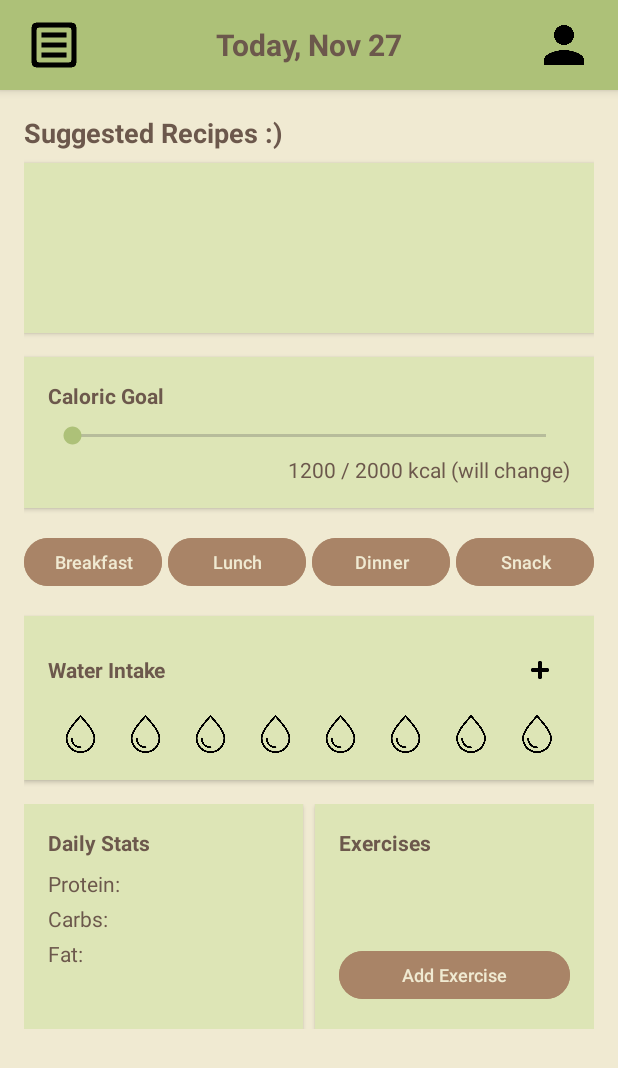
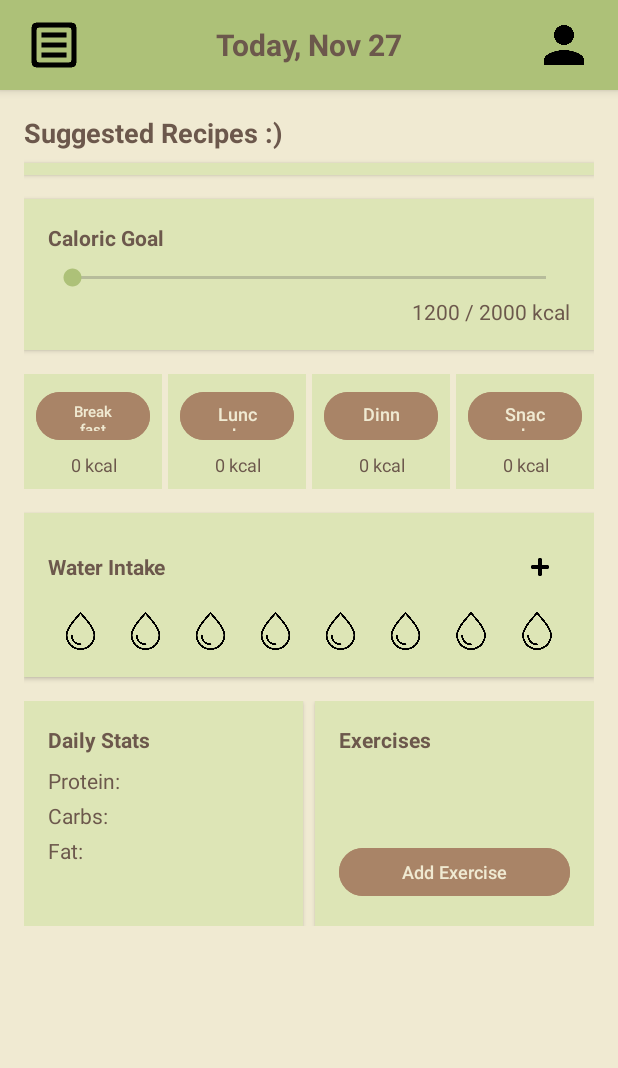
Before and after one commit to Omieron/NutritionTrackingApp, an Android app: the screen it shows after launch (MainActivity), on a phone screen of 412 x 824 dp. Shown: the top 1068 px of the screen. Run offline under Robolectric (Android 15) with nearby library versions, the phone set to English and light mode, and no system bars; 1 statement that could not run was skipped.

Commit message:
Update activity_main.xml
semi fixed activity main

```diff
--- a/app/src/main/res/layout/activity_main.xml
+++ b/app/src/main/res/layout/activity_main.xml
@@ -64,6 +64,7 @@
             android:layout_height="wrap_content"
             android:orientation="vertical">
 
+            <!-- Suggested Recipes Section -->
             <TextView
                 android:layout_width="wrap_content"
                 android:layout_height="wrap_content"
@@ -76,14 +77,15 @@
             <androidx.recyclerview.widget.RecyclerView
                 android:id="@+id/recipeRecyclerView"
                 android:layout_width="match_parent"
-                android:layout_height="113dp"
+                android:layout_height="wrap_content"
                 android:layout_marginBottom="16dp"
                 android:background="@color/Pale_Sage_Green"
                 android:elevation="2dp"
-                android:minHeight="120dp"
-                android:padding="8dp" />
+                android:clipToPadding="false"
+                android:paddingHorizontal="8dp"
+                android:paddingVertical="4dp" />
 
-            <!-- Calorie Progress -->
+            <!-- Calorie Progress Section -->
             <LinearLayout
                 android:id="@+id/calorieSection"
                 android:layout_width="match_parent"
@@ -115,64 +117,167 @@
                     android:layout_height="wrap_content"
                     android:layout_gravity="end"
                     android:layout_marginTop="4dp"
-                    android:text="1200 / 2000 kcal (will change)"
+                    android:text="1200 / 2000 kcal"
                     android:textColor="@color/Deep_Mocha_Brown" />
             </LinearLayout>
 
-            <!-- Buttons -->
-
+            <!-- Meal Sections -->
             <LinearLayout
                 android:layout_width="match_parent"
                 android:layout_height="wrap_content"
-                android:layout_marginBottom="16dp"
-                android:orientation="horizontal">
+                android:orientation="horizontal"
+                android:layout_marginBottom="16dp">
+
+                <!-- Breakfast Section -->
+                <LinearLayout
+                    android:layout_width="0dp"
+                    android:layout_height="wrap_content"
+                    android:layout_weight="1"
+                    android:layout_marginEnd="4dp"
+                    android:background="@color/Pale_Sage_Green"
+                    android:orientation="vertical"
+                    android:padding="8dp">
 
                     <Button
                         android:id="@+id/breakfastButton"
-                    android:layout_width="0dp"
+                        android:layout_width="match_parent"
                         android:layout_height="40dp"
-                    android:layout_marginEnd="4dp"
-                    android:layout_weight="1"
                         android:backgroundTint="@color/Warm_Taupe_Brown"
                         android:text="@string/breakfast_text"
-                    android:textSize="12sp"
-                    android:padding="0dp"
-                    android:textColor="@color/Soft_Eggshell_White" />
+                        android:textColor="@color/Soft_Eggshell_White"
+                        android:textSize="10sp" />
+
+                    <androidx.recyclerview.widget.RecyclerView
+                        android:id="@+id/breakfastRecyclerView"
+                        android:layout_width="match_parent"
+                        android:layout_height="wrap_content"
+                        android:layout_marginTop="8dp"
+                        android:minHeight="80dp"
+                        android:visibility="gone" />
+
+                    <TextView
+                        android:id="@+id/breakfastCalories"
+                        android:layout_width="match_parent"
+                        android:layout_height="wrap_content"
+                        android:layout_marginTop="4dp"
+                        android:text="0 kcal"
+                        android:textAlignment="center"
+                        android:textColor="@color/Deep_Mocha_Brown"
+                        android:textSize="12sp" />
+                </LinearLayout>
+
+                <!-- Lunch Section -->
+                <LinearLayout
+                    android:layout_width="0dp"
+                    android:layout_height="wrap_content"
+                    android:layout_weight="1"
+                    android:layout_marginEnd="4dp"
+                    android:background="@color/Pale_Sage_Green"
+                    android:orientation="vertical"
+                    android:padding="8dp">
 
                     <Button
                         android:id="@+id/lunchButton"
-                    android:layout_width="0dp"
+                        android:layout_width="match_parent"
                         android:layout_height="40dp"
-                    android:layout_marginEnd="4dp"
-                    android:layout_weight="1"
                         android:backgroundTint="@color/Warm_Taupe_Brown"
                         android:text="@string/lunch_text"
-                    android:textSize="12sp"
-                    android:padding="0dp"
-                    android:textColor="@color/Soft_Eggshell_White" />
+                        android:textColor="@color/Soft_Eggshell_White"
+                        android:textSize="12sp" />
+
+                    <androidx.recyclerview.widget.RecyclerView
+                        android:id="@+id/lunchRecyclerView"
+                        android:layout_width="match_parent"
+                        android:layout_height="wrap_content"
+                        android:layout_marginTop="8dp"
+                        android:minHeight="80dp"
+                        android:visibility="gone" />
+
+                    <TextView
+                        android:id="@+id/lunchCalories"
+                        android:layout_width="match_parent"
+                        android:layout_height="wrap_content"
+                        android:layout_marginTop="4dp"
+                        android:text="0 kcal"
+                        android:textAlignment="center"
+                        android:textColor="@color/Deep_Mocha_Brown"
+                        android:textSize="12sp" />
+                </LinearLayout>
+
+                <!-- Dinner Section -->
+                <LinearLayout
+                    android:layout_width="0dp"
+                    android:layout_height="wrap_content"
+                    android:layout_weight="1"
+                    android:layout_marginEnd="4dp"
+                    android:background="@color/Pale_Sage_Green"
+                    android:orientation="vertical"
+                    android:padding="8dp">
 
                     <Button
                         android:id="@+id/dinnerButton"
-                    android:layout_width="0dp"
+                        android:layout_width="match_parent"
                         android:layout_height="40dp"
-                    android:layout_marginEnd="4dp"
-                    android:layout_weight="1"
                         android:backgroundTint="@color/Warm_Taupe_Brown"
                         android:text="@string/dinner_text"
-                    android:textSize="12sp"
-                    android:padding="0dp"
-                    android:textColor="@color/Soft_Eggshell_White" />
+                        android:textColor="@color/Soft_Eggshell_White"
+                        android:textSize="12sp" />
+
+                    <androidx.recyclerview.widget.RecyclerView
+                        android:id="@+id/dinnerRecyclerView"
+                        android:layout_width="match_parent"
+                        android:layout_height="wrap_content"
+                        android:layout_marginTop="8dp"
+                        android:minHeight="80dp"
+                        android:visibility="gone" />
+
+                    <TextView
+                        android:id="@+id/dinnerCalories"
+                        android:layout_width="match_parent"
+                        android:layout_height="wrap_content"
+                        android:layout_marginTop="4dp"
+                        android:text="0 kcal"
+                        android:textAlignment="center"
+                        android:textColor="@color/Deep_Mocha_Brown"
+                        android:textSize="12sp" />
+                </LinearLayout>
+
+                <!-- Snack Section -->
+                <LinearLayout
+                    android:layout_width="0dp"
+                    android:layout_height="wrap_content"
+                    android:layout_weight="1"
+                    android:background="@color/Pale_Sage_Green"
+                    android:orientation="vertical"
+                    android:padding="8dp">
 
                     <Button
                         android:id="@+id/snackButton"
-                    android:layout_width="0dp"
+                        android:layout_width="match_parent"
                         android:layout_height="40dp"
-                    android:layout_weight="1"
                         android:backgroundTint="@color/Warm_Taupe_Brown"
                         android:text="@string/snack_text"
-                    android:textSize="12sp"
-                    android:padding="0dp"
-                    android:textColor="@color/Soft_Eggshell_White" />
+                        android:textColor="@color/Soft_Eggshell_White"
+                        android:textSize="12sp" />
+
+                    <androidx.recyclerview.widget.RecyclerView
+                        android:id="@+id/snackRecyclerView"
+                        android:layout_width="match_parent"
+                        android:layout_height="wrap_content"
+                        android:layout_marginTop="8dp"
+                        android:minHeight="80dp"
+                        android:visibility="gone"/>
+
+                    <TextView
+                        android:id="@+id/snackCalories"
+                        android:layout_width="match_parent"
+                        android:layout_height="wrap_content"
+                        android:layout_marginTop="4dp"
+                        android:text="0 kcal"
+                        android:textAlignment="center"
+                        android:textColor="@color/Deep_Mocha_Brown"
+                        android:textSize="12sp" />
+                </LinearLayout>
             </LinearLayout>
 
             <!-- Water Intake Section -->
```
Lines whose indentation alone changed are shown as unchanged.
